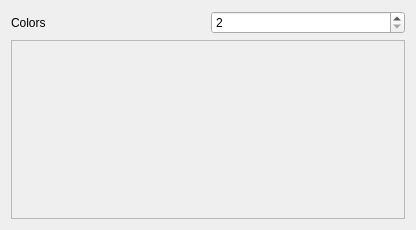
Qt form Effects/Sequence/Sequence.ui (DLdota/OpenRGBEffectsPlugin) before a commit.
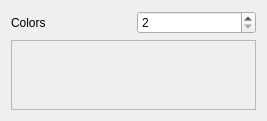
The same form after that commit.

The edit to the form file:
```diff
--- a/Effects/Sequence/Sequence.ui
+++ b/Effects/Sequence/Sequence.ui
@@ -6,8 +6,8 @@
    <rect>
     <x>0</x>
     <y>0</y>
-    <width>416</width>
-    <height>230</height>
+    <width>267</width>
+    <height>117</height>
    </rect>
   </property>
   <property name="windowTitle">
@@ -41,8 +41,8 @@
        <rect>
         <x>0</x>
         <y>0</y>
-        <width>396</width>
-        <height>171</height>
+        <width>247</width>
+        <height>68</height>
        </rect>
       </property>
      </widget>
```
